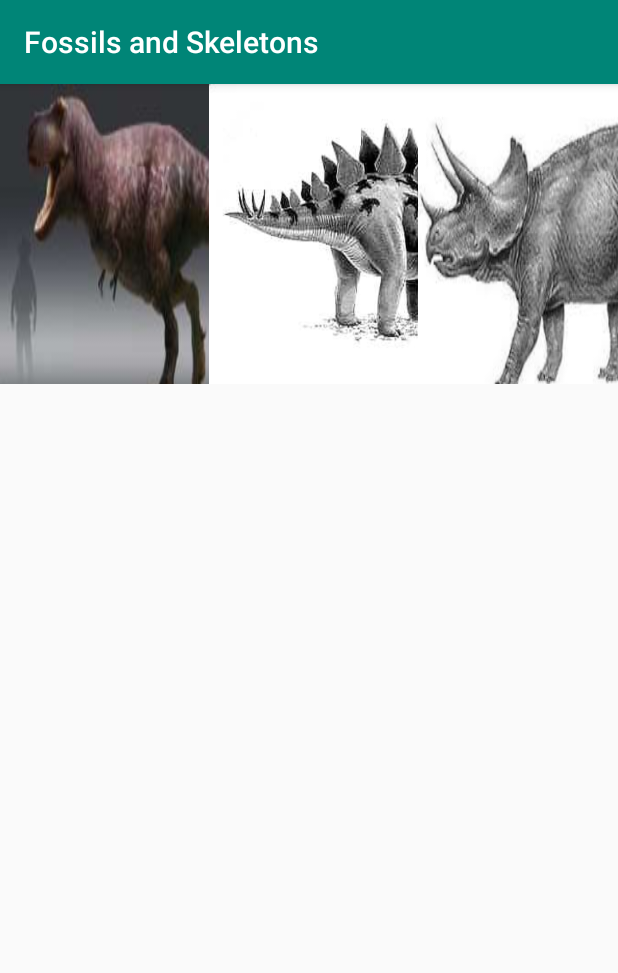
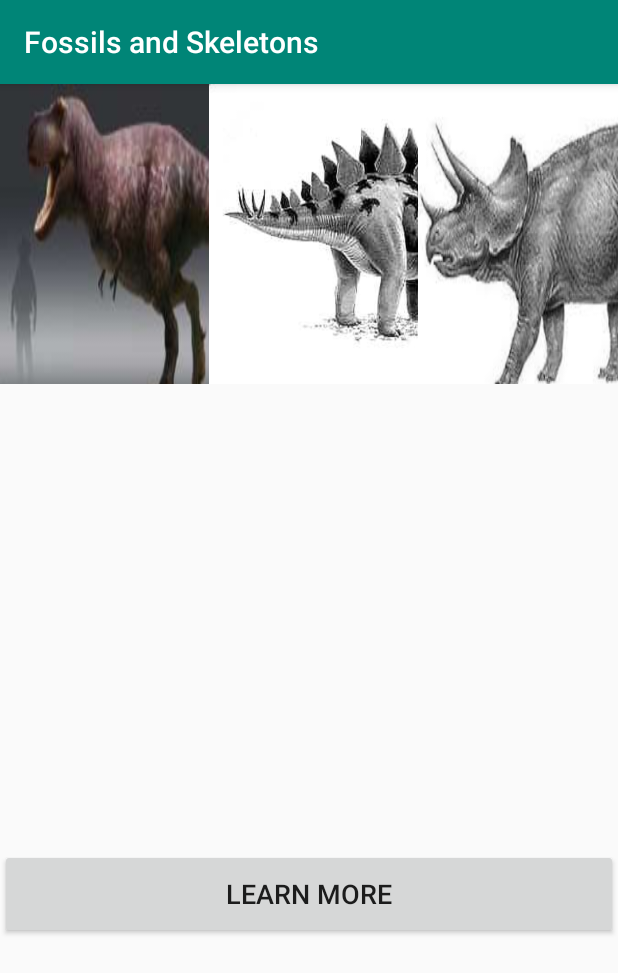
Before and after one commit to m-blue/FossilsandSkeletons, an Android app: the screen it shows after launch (MainActivity), on a phone screen of 412 x 824 dp. Shown: the top 973 px of the screen. Run offline under Robolectric (Android 15) with nearby library versions, the phone set to English and light mode, and no system bars.

```diff
--- a/app/src/main/java/com/example/fossilsandskeletons/MainActivity.java
+++ b/app/src/main/java/com/example/fossilsandskeletons/MainActivity.java
@@ -1,13 +1,16 @@
 package com.example.fossilsandskeletons;
 
 import android.content.Context;
+import android.content.Intent;
 import android.media.Image;
+import android.net.Uri;
 import android.support.v7.app.AppCompatActivity;
 import android.os.Bundle;
 import android.view.View;
 import android.view.ViewGroup;
 import android.widget.AdapterView;
 import android.widget.BaseAdapter;
+import android.widget.Button;
 import android.widget.GridView;
 import android.widget.ImageView;
 import android.widget.Toast;
@@ -17,19 +20,40 @@ public class MainActivity extends AppCompatActivity {
             R.drawable.t_rex,
             R.drawable.stegosaurus,
             R.drawable.triceratops,
+            R.drawable.velociraptor,
+            R.drawable.diplodocus
             };
     Integer[] Skeletons = {
             R.drawable.t_rex_skeleton,
             R.drawable.stegosaurus_skeleton,
-            R.drawable.triceratops_skeleton
+            R.drawable.triceratops_skeleton,
+            R.drawable.velociraptor_skeleton,
+            R.drawable.diplodocus_skeleton
+    };
+    enum Dino {
+            TREX,
+        STEG,
+        TRI,
+        VEL,
+        DIPLO
+    }
+    String[] Names = {
+            "T-rex",
+            "Stegosaurus",
+            "Triceratops",
+            "Velociraptor",
+            "Diplodocus"
     };
 
     ImageView pic;
+    Button btnLearn;
+    Dino dino;
 
     @Override
     protected void onCreate(Bundle savedInstanceState) {
         super.onCreate(savedInstanceState);
         setContentView(R.layout.activity_main);
+        btnLearn = findViewById(R.id.btnLearn);
 
         GridView grid = (GridView)findViewById(R.id.gridView);
         final ImageView pic = (ImageView)findViewById(R.id.imgLarge);
@@ -37,10 +61,37 @@ public class MainActivity extends AppCompatActivity {
         grid.setOnItemClickListener(new AdapterView.OnItemClickListener() {
             @Override
             public void onItemClick(AdapterView<?> parent, View view, int position, long id) {
-                Toast.makeText(getBaseContext(),"Selected Species " + (position + 1), Toast.LENGTH_SHORT).show();
+                Toast.makeText(getBaseContext(),Names[position], Toast.LENGTH_SHORT).show();
                 pic.setImageResource(Skeletons[position]);
+                dino = Dino.values()[position];
             }
         });
+        btnLearn.setOnClickListener(new View.OnClickListener() {
+            @Override
+            public void onClick(View v) {
+                switch (dino){
+                    case TREX:
+                        startActivity(new Intent(Intent.ACTION_VIEW, Uri.parse("http://www.nhm.ac.uk/discover/dino-directory/tyrannosaurus.html")));
+                        break;
+                    case STEG:
+                        startActivity(new Intent(Intent.ACTION_VIEW, Uri.parse("http://www.nhm.ac.uk/discover/dino-directory/stegosaurus.html")));
+                        break;
+                    case TRI:
+                        startActivity(new Intent(Intent.ACTION_VIEW, Uri.parse("http://www.nhm.ac.uk/discover/dino-directory/triceratops.html")));
+                        break;
+                    case VEL:
+                        startActivity(new Intent(Intent.ACTION_VIEW, Uri.parse("http://www.nhm.ac.uk/discover/dino-directory/velociraptors.html")));
+                        break;
+                    case DIPLO:
+                        startActivity(new Intent(Intent.ACTION_VIEW, Uri.parse("http://www.nhm.ac.uk/discover/dino-directory/diplodocus.html")));
+                        break;
+                    default:
+                        startActivity(new Intent(Intent.ACTION_VIEW, Uri.parse("http://www.nhm.ac.uk/discover/dinosaurs.html")));
+                        break;
+                }
+            }
+        });
+
     }
     public class ImageAdapter extends BaseAdapter{
         private Context context;
--- a/app/src/main/res/layout/activity_main.xml
+++ b/app/src/main/res/layout/activity_main.xml
@@ -25,4 +25,12 @@
         android:layout_gravity="center_horizontal"
         android:layout_marginTop="10dp"
         android:contentDescription="@string/imgLarge" />
+
+    <Button
+        android:id="@+id/btnLearn"
+        android:layout_width="match_parent"
+        android:layout_height="60dp"
+        android:text="Learn More"
+        android:textSize="18sp" />
+
 </LinearLayout>
```
Also changed, not shown: app/src/main/res/drawable/diplodocus.jpg (added), app/src/main/res/drawable/diplodocus_skeleton.jpg (added), app/src/main/res/drawable/velociraptor.jpg (added), app/src/main/res/drawable/velociraptor_skeleton.jpg (added).
